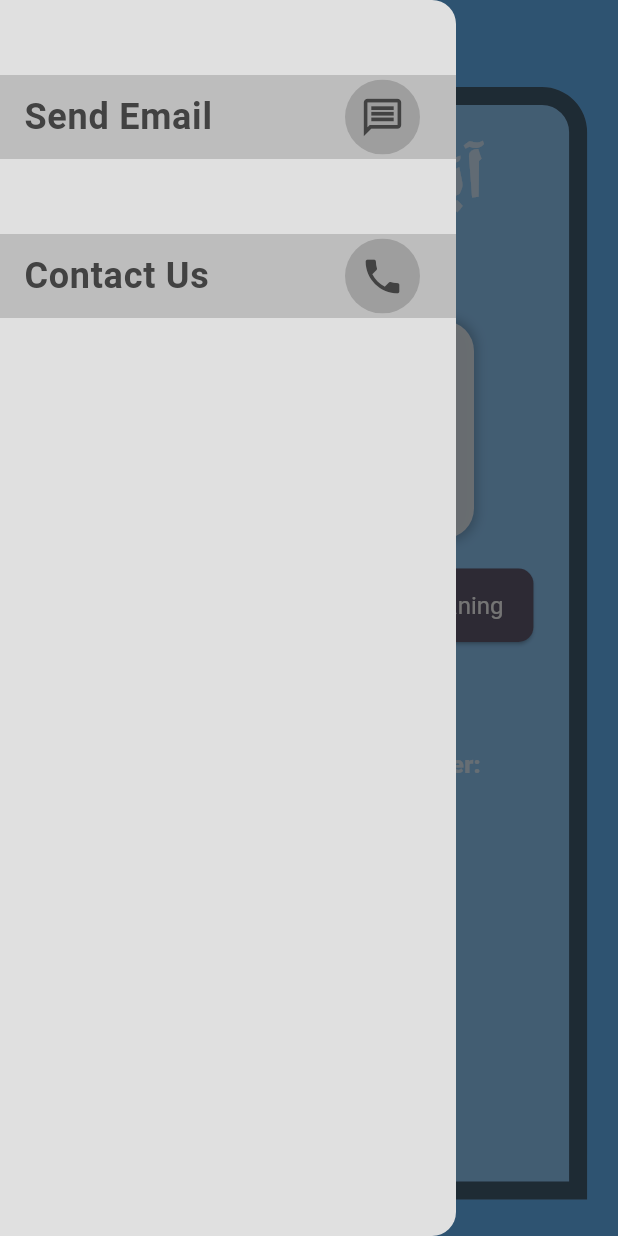
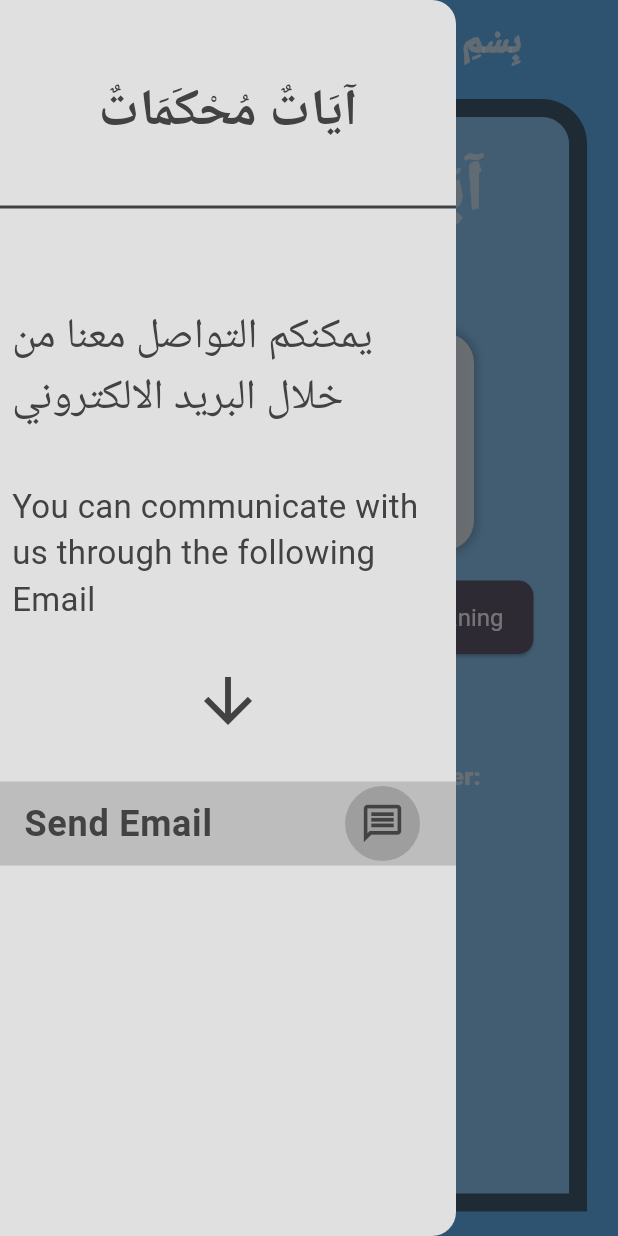
Before and after one commit to Mohammed-Al-Lail/Ayat_Application_-AI-, a Flutter app: the screen it shows after launch, with the side drawer open, on a phone screen of 412 x 824 dp. Run offline on Flutter 3.47's test engine with Material 3 defaults, Android fonts, the phone set to English and light mode, and no system bars; our stand-ins replace audioplayers; Roboto replaces fonts that are missing (Amiri).

Commit message:
adding the appbar and finishing the drawer

```diff
--- a/lib/quran_aya_page.dart
+++ b/lib/quran_aya_page.dart
@@ -109,7 +109,52 @@ class _QuranAyaPageState extends State<QuranAyaPage> {
 
       backgroundColor: Colors.blue[300],
 
+      appBar: AppBar(
+        backgroundColor: Colors.transparent,
+
+        title: Center(
+          child: Text(
+            "بِسْمِ ٱللَّهِ ٱلرَّحْمَـٰنِ ٱلرَّحِيمِ",
+            style: TextStyle(
+              color: Colors.white.withValues(
+                alpha: 0.7
+              ),
+              fontSize: 26,
+              fontWeight: FontWeight.w900
+            ),
+
+          ),
+        ),
+
+        leading: Builder(
+          builder: (ctx) {
+
+            return Padding(
+              padding: const EdgeInsets.all(5),
+              child: ClipRRect(
+                borderRadius: BorderRadius.circular(50),
+                child: Container(
+                  width: 50,
+                  height: 50,
+                  color: Colors.blue[200],
+                  child: IconButton(
+                    onPressed: (){
+                      Scaffold.of(ctx).openDrawer();
+                    },
+                     icon: Icon(
+                      Icons.menu,
+                     )
+                     ),
+                ),
+              ),
+            );
+          }
+        ) ,
+      ),
+
+
       drawer: Drawer(
+
         backgroundColor: Colors.grey[300],
 
         child: ListView(
@@ -118,37 +163,82 @@ class _QuranAyaPageState extends State<QuranAyaPage> {
 
             SizedBox(height: 50,),
 
+            Center(
+
+              child: Text(
+                "آيَاتٌ مُحْكَمَاتٌ",
+                style: TextStyle(
+                  color: Colors.grey[800],
+                  fontSize: 34,
+                  fontWeight: FontWeight.bold
+
+                ),
+
+              ),
+            ),
+            SizedBox(height: 30,),
+
+            Divider(
+              color: Colors.grey[800],
+              thickness: 2,
+            ),
+            SizedBox(height: 50,),
+            Padding(
+              padding: const EdgeInsets.all(8.0),
+              child: Text(
+                "يمكنكم التواصل معنا من خلال البريد الالكتروني",
+                style: TextStyle(
+                  color: Colors.grey[800],
+                  fontSize: 28,
+
+                ),
+
+              ),
+            ),
+            SizedBox(height: 20,),
+
+            Padding(
+              padding: const EdgeInsets.all(8.0),
+              child: Text(
+                "You can communicate with us through the following Email",
+                style: TextStyle(
+                  color: Colors.grey[800],
+                  fontSize: 22,
+
+                ),
+
+              ),
+            ),
+
+            SizedBox(height: 20,),
+
+            Icon(
+              Icons.arrow_downward_sharp,
+              size: 48,
+              color: Colors.grey[800],
+            ),
+            SizedBox(height: 30,),
+
             DrawerlistTail(
               title: "Send Email",
               icon: Icons.message_outlined,
               onTap: _sendEmail,
               ),
+             // SizedBox(height: 20,),
 
-            DrawerlistTail(
-              title: "Contact Us",
-              icon: Icons.phone,
-              ),
+
 
           ],
         ),
       ),
 
-      body: Column(
+      body: SingleChildScrollView(
+        scrollDirection: Axis.vertical,
+        child: Column(
 
 
           children: [
 
-
-          Builder(
-            builder: (ctx) {
-              return ElevatedButton(
-                onPressed: (){
-                  Scaffold.of(ctx).openDrawer();
-                },
-                 child: Icon(Icons.abc)
-                 );
-            }
-          ),
 
            Center(
              child: Container(
@@ -245,6 +335,7 @@ class _QuranAyaPageState extends State<QuranAyaPage> {
 
           ],
         ),
+      ),
     );
   }
 }
```
Lines whose indentation alone changed are shown as unchanged.
